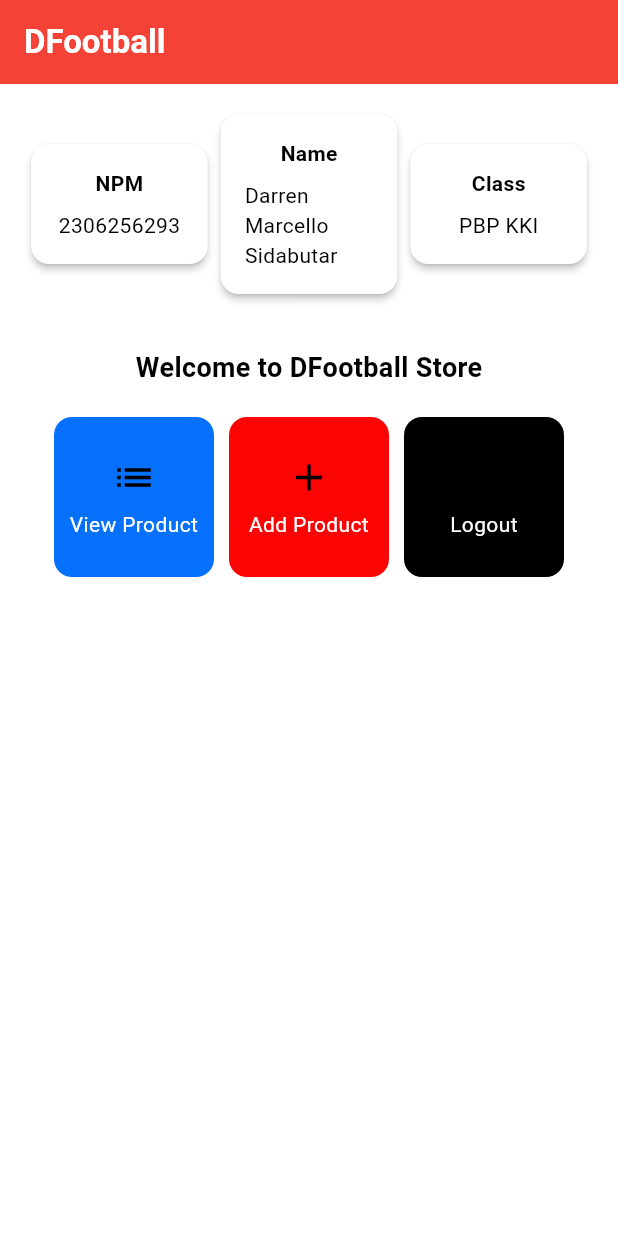
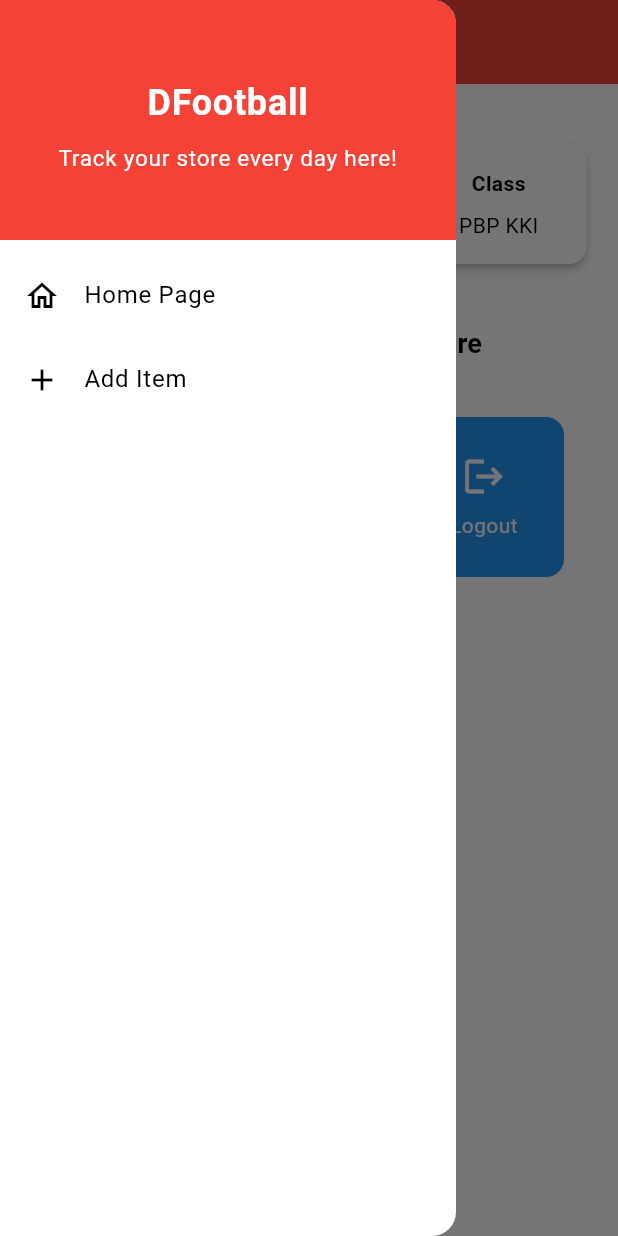
Before and after one commit to DarrenM07/DFootball-mobile, a Flutter app: the screen it shows after launch, with the side drawer open (before the commit the screen has no drawer), on a phone screen of 412 x 824 dp. Run offline on Flutter 3.47's test engine with Material 3 defaults, Android fonts, the phone set to English and light mode, and no system bars.

Commit message:
assignment 8

```diff
--- a/lib/main.dart
+++ b/lib/main.dart
@@ -1,5 +1,5 @@
 import 'package:flutter/material.dart';
-import 'package:dfootball/menu.dart';
+import 'package:dfootball/screens/menu.dart';
 
 
 void main() {
@@ -15,24 +15,11 @@ class MyApp extends StatelessWidget {
     return MaterialApp(
       title: 'Flutter Demo',
       theme: ThemeData(
-        // This is the theme of your application.
-        //
-        // TRY THIS: Try running your application with "flutter run". You'll see
-        // the application has a purple toolbar. Then, without quitting the app,
-        // try changing the seedColor in the colorScheme below to Colors.green
-        // and then invoke "hot reload" (save your changes or press the "hot
-        // reload" button in a Flutter-supported IDE, or press "r" if you used
-        // the command line to start the app).
-        //
-        // Notice that the counter didn't reset back to zero; the application
-        // state is not lost during the reload. To reset the state, use hot
-        // restart instead.
-        //
-        // This works for code too, not just values: Most code changes can be
-        // tested with just a hot reload.
-         colorScheme: ColorScheme.fromSwatch(
+
+        colorScheme: ColorScheme.fromSwatch(
        primarySwatch: Colors.red,
- ).copyWith(secondary: const Color.fromARGB(255, 0, 102, 255)),
+ ).copyWith(secondary: Colors.blue),
+        useMaterial3: true,
       ),
       home: MyHomePage(),
     );
--- a/lib/menu.dart
+++ /dev/null
@@ -1,153 +0,0 @@
-import 'package:flutter/material.dart';
-
-class MyHomePage extends StatelessWidget {
-  MyHomePage({super.key});
-  final String npm = '2306256293'; // NPM
-  final String name = 'Darren Marcello Sidabutar'; // Name
-  final String className = 'PBP KKI'; // Class
-  final List<ItemHomepage> items = [
-    ItemHomepage("View Product", Icons.list, const Color.fromARGB(255, 5, 112, 251)),
-    ItemHomepage("Add Product", Icons.add, const Color.fromARGB(255, 251, 4, 4)),
-    ItemHomepage("Logout", Icons.logout, const Color.fromARGB(255, 0, 0, 0)),
-  ];
-
-  @override
-  Widget build(BuildContext context) {
-    return Scaffold(
-      appBar: AppBar(
-        title: const Text(
-          'DFootball',
-          style: TextStyle(
-            color: Colors.white,
-            fontWeight: FontWeight.bold,
-          ),
-        ),
-        backgroundColor: Theme.of(context).colorScheme.primary,
-      ),
-      body: Padding(
-        padding: const EdgeInsets.all(16.0),
-        child: Column(
-          crossAxisAlignment: CrossAxisAlignment.center,
-          children: [
-            Row(
-              mainAxisAlignment: MainAxisAlignment.spaceEvenly,
-              children: [
-                InfoCard(title: 'NPM', content: npm),
-                InfoCard(title: 'Name', content: name),
-                InfoCard(title: 'Class', content: className),
-              ],
-            ),
-            const SizedBox(height: 16.0),
-            Center(
-              child: Column(
-                children: [
-                  const Padding(
-                    padding: EdgeInsets.only(top: 16.0),
-                    child: Text(
-                      'Welcome to DFootball Store',
-                      style: TextStyle(
-                        fontWeight: FontWeight.bold,
-                        fontSize: 18.0,
-                      ),
-                    ),
-                  ),
-                  GridView.count(
-                    primary: true,
-                    padding: const EdgeInsets.all(20),
-                    crossAxisSpacing: 10,
-                    mainAxisSpacing: 10,
-                    crossAxisCount: 3,
-                    shrinkWrap: true,
-                    children: items.map((ItemHomepage item) {
-                      return ItemCard(item);
-                    }).toList(),
-                  ),
-                ],
-              ),
-            ),
-          ],
-        ),
-      ),
-    );
-  }
-}
-
-class InfoCard extends StatelessWidget {
-  final String title;
-  final String content;
-
-  const InfoCard({super.key, required this.title, required this.content});
-
-  @override
-  Widget build(BuildContext context) {
-    return Card(
-      elevation: 2.0,
-      child: Container(
-        width: MediaQuery.of(context).size.width / 3.5,
-        padding: const EdgeInsets.all(16.0),
-        child: Column(
-          children: [
-            Text(
-              title,
-              style: const TextStyle(fontWeight: FontWeight.bold),
-            ),
-            const SizedBox(height: 8.0),
-            Text(content),
-          ],
-        ),
-      ),
-    );
-  }
-}
-
-class ItemHomepage {
-  final String name;
-  final IconData icon;
-  final Color color;
-
-  ItemHomepage(this.name, this.icon, this.color);
-}
-
-class ItemCard extends StatelessWidget {
-  final ItemHomepage item;
-
-  const ItemCard(this.item, {super.key});
-
-  @override
-  Widget build(BuildContext context) {
-    return Material(
-      color: item.color,
-      borderRadius: BorderRadius.circular(12),
-      child: InkWell(
-        onTap: () {
-          ScaffoldMessenger.of(context)
-            ..hideCurrentSnackBar()
-            ..showSnackBar(
-              SnackBar(content: Text("You have pressed the ${item.name} button!"))
-            );
-        },
-        child: Container(
-          padding: const EdgeInsets.all(8),
-          child: Center(
-            child: Column(
-              mainAxisAlignment: MainAxisAlignment.center,
-              children: [
-                Icon(
-                  item.icon,
-                  color: Colors.black,
-                  size: 30.0,
-                ),
-                const Padding(padding: EdgeInsets.all(3)),
-                Text(
-                  item.name,
-                  textAlign: TextAlign.center,
-                  style: const TextStyle(color: Colors.white),
-                ),
-              ],
-            ),
-          ),
-        ),
-      ),
-    );
-  }
-}
--- /dev/null
+++ b/lib/screens/menu.dart
@@ -0,0 +1,99 @@
+import 'package:flutter/material.dart';
+import 'package:dfootball/widgets/left_drawer.dart';
+import 'package:dfootball/widgets/product_card.dart'; // Import product_card.dart
+
+class MyHomePage extends StatelessWidget {
+  MyHomePage({super.key});
+
+  final String npm = '2306256293'; // NPM
+  final String name = 'Darren Marcello Sidabutar'; // Name
+  final String className = 'PBP KKI'; // Class
+
+  final List<ItemHomepage> items = [
+    ItemHomepage("View Product", Icons.list),
+    ItemHomepage("Add Product", Icons.add),
+    ItemHomepage("Logout", Icons.logout),
+  ];
+
+  @override
+  Widget build(BuildContext context) {
+    return Scaffold(
+      appBar: AppBar(
+        title: const Text(
+          'DFootball',
+          style: TextStyle(
+            color: Colors.white,
+            fontWeight: FontWeight.bold,
+          ),
+        ),
+        backgroundColor: Theme.of(context).colorScheme.primary,
+      ),
+      drawer: const LeftDrawer(),
+      body: Padding(
+        padding: const EdgeInsets.all(16.0),
+        child: Column(
+          crossAxisAlignment: CrossAxisAlignment.center,
+          children: [
+            Row(
+              mainAxisAlignment: MainAxisAlignment.spaceEvenly,
+              children: [
+                InfoCard(title: 'NPM', content: npm),
+                InfoCard(title: 'Name', content: name),
+                InfoCard(title: 'Class', content: className),
+              ],
+            ),
+            const SizedBox(height: 16.0),
+            const Text(
+              'Welcome to DFootball Store',
+              style: TextStyle(
+                fontWeight: FontWeight.bold,
+                fontSize: 18.0,
+              ),
+              textAlign: TextAlign.center,
+            ),
+            const SizedBox(height: 16.0),
+            GridView.count(
+              primary: false,
+              padding: const EdgeInsets.all(20),
+              crossAxisSpacing: 10,
+              mainAxisSpacing: 10,
+              crossAxisCount: 3,
+              shrinkWrap: true,
+              children: items.map((ItemHomepage item) {
+                return ItemCard(item: item); // Use ItemCard from product_card.dart
+              }).toList(),
+            ),
+          ],
+        ),
+      ),
+    );
+  }
+}
+
+class InfoCard extends StatelessWidget {
+  final String title;
+  final String content;
+
+  const InfoCard({super.key, required this.title, required this.content});
+
+  @override
+  Widget build(BuildContext context) {
+    return Card(
+      elevation: 2.0,
+      child: Container(
+        width: MediaQuery.of(context).size.width / 3.5,
+        padding: const EdgeInsets.all(16.0),
+        child: Column(
+          children: [
+            Text(
+              title,
+              style: const TextStyle(fontWeight: FontWeight.bold),
+            ),
+            const SizedBox(height: 8.0),
+            Text(content),
+          ],
+        ),
+      ),
+    );
+  }
+}
--- /dev/null
+++ b/lib/widgets/left_drawer.dart
@@ -0,0 +1,72 @@
+import 'package:flutter/material.dart';
+import 'package:dfootball/screens/menu.dart';
+import 'package:dfootball/screens/productentry_form.dart';
+
+class LeftDrawer extends StatelessWidget {
+  const LeftDrawer({super.key});
+
+  @override
+  Widget build(BuildContext context) {
+    return Drawer(
+      child: ListView(
+        padding: EdgeInsets.zero,
+        children: [
+          DrawerHeader(
+            decoration: BoxDecoration(
+              color: Theme.of(context).colorScheme.primary,
+            ),
+            child: const Column(
+              mainAxisAlignment: MainAxisAlignment.center,
+              children: [
+                Text(
+                  'DFootball',
+                  textAlign: TextAlign.center,
+                  style: TextStyle(
+                    fontSize: 24,
+                    fontWeight: FontWeight.bold,
+                    color: Colors.white,
+                  ),
+                ),
+                SizedBox(height: 8),
+                Text(
+                  "Track your store every day here!",
+                  textAlign: TextAlign.center,
+                  style: TextStyle(
+                    fontSize: 15,
+                    color: Colors.white,
+                    fontWeight: FontWeight.normal,
+                  ),
+                ),
+              ],
+            ),
+          ),
+          ListTile(
+            leading: const Icon(Icons.home_outlined),
+            title: const Text('Home Page'),
+            onTap: () {
+              Navigator.pushReplacement(
+                context,
+                MaterialPageRoute(
+                  builder: (context) => MyHomePage(),
+                ),
+              );
+            },
+          ),
+          ListTile(
+            leading: const Icon(Icons.add),
+            title: const Text('Add Item'),
+            onTap: () {
+              Navigator.pop(context); // Close the drawer
+              Navigator.push(
+                context,
+                MaterialPageRoute(
+                  builder: (context) => const ProductEntryFormPage(),
+                ),
+              );
+            },
+          ),
+        ],
+      ),
+    );
+  }
+}
--- /dev/null
+++ b/lib/widgets/product_card.dart
@@ -0,0 +1,69 @@
+import 'package:flutter/material.dart';
+import 'package:dfootball/screens/productentry_form.dart';
+
+class ItemHomepage {
+  final String name;
+  final IconData icon;
+
+  ItemHomepage(this.name, this.icon);
+}
+
+class ItemCard extends StatelessWidget {
+  final ItemHomepage item;
+
+  const ItemCard({super.key, required this.item});
+
+  @override
+  Widget build(BuildContext context) {
+    return Material(
+      color: Theme.of(context).colorScheme.secondary,
+      borderRadius: BorderRadius.circular(12),
+      child: InkWell(
+        onTap: () {
+          ScaffoldMessenger.of(context)
+            ..hideCurrentSnackBar()
+            ..showSnackBar(
+              SnackBar(content: Text("You pressed the ${item.name} button!")),
+            );
+
+          if (item.name == "Add Product") {
+            Navigator.push(
+              context,
+              MaterialPageRoute(
+                builder: (context) => const ProductEntryFormPage(),
+              ),
+            );
+          } else if (item.name == "View Product") {
+            // Add your "View Product" navigation here
+          } else if (item.name == "Logout") {
+            ScaffoldMessenger.of(context).showSnackBar(
+              SnackBar(content: Text("Logging out...")),
+            );
+            // Add logout functionality here
+          }
+        },
+        child: Container(
+          padding: const EdgeInsets.all(8),
+          child: Center(
+            child: Column(
+              mainAxisAlignment: MainAxisAlignment.center,
+              children: [
+                Icon(
+                  item.icon,
+                  color: Colors.white,
+                  size: 30.0,
+                ),
+                const SizedBox(height: 8.0),
+                Text(
+                  item.name,
+                  textAlign: TextAlign.center,
+                  style: const TextStyle(color: Colors.white),
+                ),
+              ],
+            ),
+          ),
+        ),
+      ),
+    );
+  }
+}
```
Also changed, not shown: lib/screens/productentry_form.dart (added, +182 -0 lines), 1 other file.
